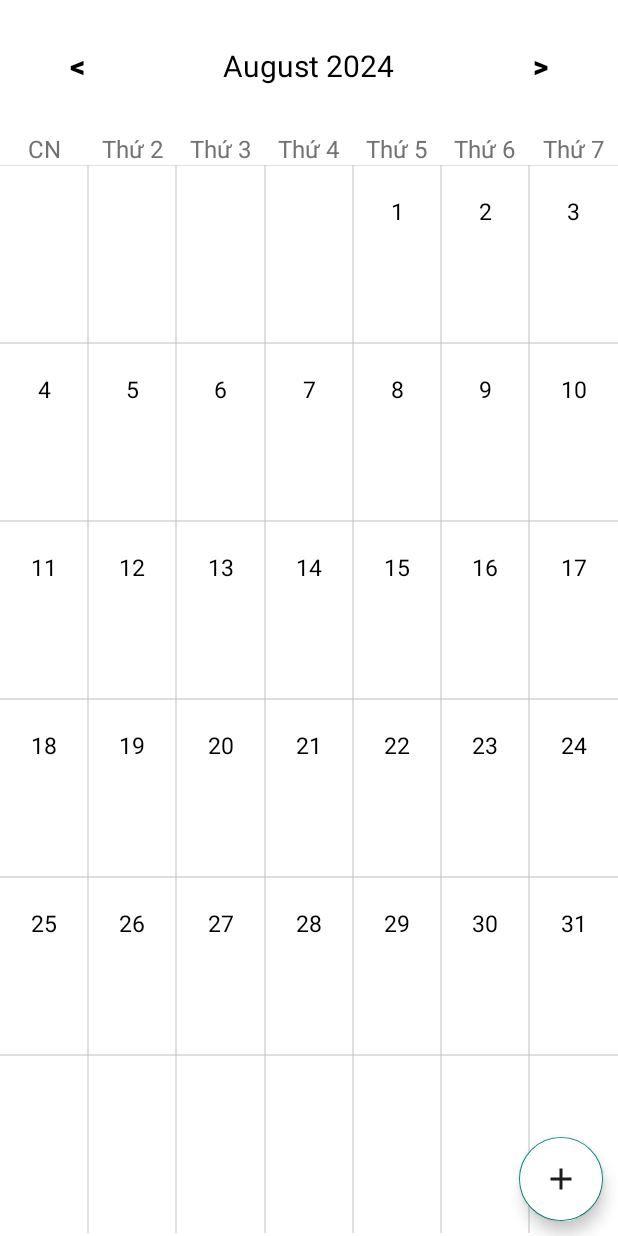
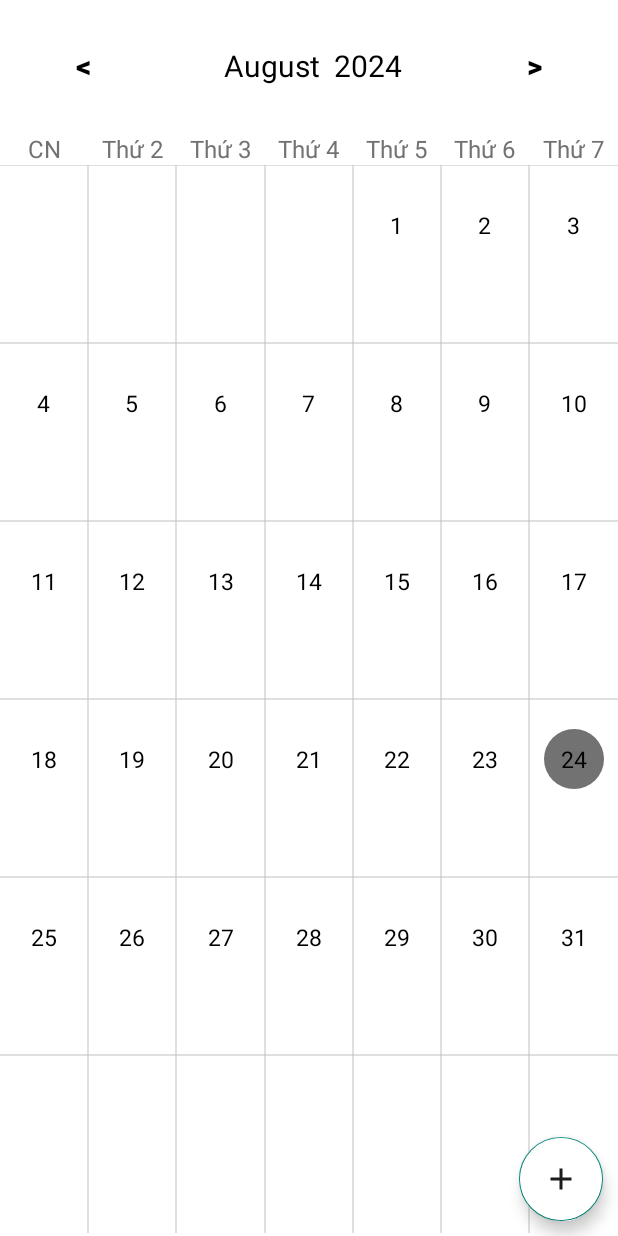
Before and after one commit to hoancong8/note, an Android app: the screen it shows after launch (MainActivity), on a phone screen of 412 x 824 dp. Run offline under Robolectric (Android 15) with nearby library versions, the phone set to English and light mode, and no system bars; libraries missing offline, so code that uses them is left out: com.applandeo.materialcalendarview.

Commit message:
mark the day now

```diff
--- a/app/src/main/java/com/example/myapplication/CalendarAdapter.java
+++ b/app/src/main/java/com/example/myapplication/CalendarAdapter.java
@@ -1,23 +1,36 @@
 package com.example.myapplication;
 
+import android.util.Log;
 import android.view.LayoutInflater;
 import android.view.View;
 import android.view.ViewGroup;
+import android.widget.Toast;
 
 import androidx.annotation.NonNull;
 import androidx.recyclerview.widget.RecyclerView;
 
+import java.time.LocalDate;
+import java.time.format.DateTimeFormatter;
 import java.util.ArrayList;
 
 public class CalendarAdapter extends RecyclerView.Adapter<CalendarViewHolder>
 {
     private final ArrayList<String> daysOfMonth;
     private final OnItemListener onItemListener;
-
+    private LocalDate selectedDate;
+    private String month,year;
     public CalendarAdapter(ArrayList<String> daysOfMonth, OnItemListener onItemListener)
     {
         this.daysOfMonth = daysOfMonth;
         this.onItemListener = onItemListener;
+        selectedDate = LocalDate.now();
+    }
+    public CalendarAdapter(String year, String month, ArrayList<String> daysOfMonth, OnItemListener onItemListener) {
+        this.year = year;
+        this.month = month;
+        this.selectedDate = LocalDate.now();
+        this.onItemListener = onItemListener;
+        this.daysOfMonth = daysOfMonth;
     }
 
     @NonNull
@@ -35,8 +48,22 @@ public class CalendarAdapter extends RecyclerView.Adapter<CalendarViewHolder>
     public void onBindViewHolder(@NonNull CalendarViewHolder holder, int position)
     {
         holder.dayOfMonth.setText(daysOfMonth.get(position));
+        if(month.equals(monthFromDate(selectedDate))
+                && year.equals(yearFromDate(selectedDate))
+                && daysOfMonth.get(position).equals(String.valueOf(selectedDate.getDayOfMonth()))){
+            holder.linearLayout.setBackgroundResource(R.drawable.circle);
+        }
     }
-
+    private String monthFromDate(LocalDate date)
+    {
+        DateTimeFormatter formatter = DateTimeFormatter.ofPattern("MMMM");
+        return date.format(formatter);
+    }
+    private String yearFromDate(LocalDate date)
+    {
+        DateTimeFormatter formatter = DateTimeFormatter.ofPattern("yyyy");
+        return date.format(formatter);
+    }
     @Override
     public int getItemCount()
     {
--- a/app/src/main/java/com/example/myapplication/CalendarViewHolder.java
+++ b/app/src/main/java/com/example/myapplication/CalendarViewHolder.java
@@ -1,6 +1,8 @@
 package com.example.myapplication;
 
+import android.content.Intent;
 import android.view.View;
+import android.widget.LinearLayout;
 import android.widget.TextView;
 
 import androidx.annotation.NonNull;
@@ -9,11 +11,14 @@ import androidx.recyclerview.widget.RecyclerView;
 public class CalendarViewHolder  extends RecyclerView.ViewHolder implements View.OnClickListener
 {
     public final TextView dayOfMonth;
+    public LinearLayout linearLayout;
     private final CalendarAdapter.OnItemListener onItemListener;
+
     public CalendarViewHolder(@NonNull View itemView, CalendarAdapter.OnItemListener onItemListener)
     {
         super(itemView);
         dayOfMonth = itemView.findViewById(R.id.cellDayText);
+        linearLayout = itemView.findViewById(R.id.linearLayout);
         this.onItemListener = onItemListener;
         itemView.setOnClickListener(this);
     }
--- a/app/src/main/java/com/example/myapplication/MainActivity.java
+++ b/app/src/main/java/com/example/myapplication/MainActivity.java
@@ -1,5 +1,6 @@
 package com.example.myapplication;
 
+import android.content.Intent;
 import android.graphics.Canvas;
 import android.graphics.Color;
 import android.graphics.Paint;
@@ -33,7 +34,7 @@ import java.util.List;
 
 public class MainActivity extends AppCompatActivity implements CalendarAdapter.OnItemListener
 {
-    private TextView monthYearText;
+    private TextView monthText,yearText;
     private RecyclerView calendarRecyclerView;
     private LocalDate selectedDate;
 
@@ -50,15 +51,15 @@ public class MainActivity extends AppCompatActivity implements CalendarAdapter.O
     private void initWidgets()
     {
         calendarRecyclerView = findViewById(R.id.calendarRecyclerView);
-        monthYearText = findViewById(R.id.monthYearTV);
+        monthText = findViewById(R.id.monthTV);
+        yearText = findViewById(R.id.YearTV);
     }
-
     private void setMonthView()
     {
-        monthYearText.setText(monthYearFromDate(selectedDate));
+        monthText.setText(monthFromDate(selectedDate));
+        yearText.setText(yearFromDate(selectedDate));
         ArrayList<String> daysInMonth = daysInMonthArray(selectedDate);
-
-        CalendarAdapter calendarAdapter = new CalendarAdapter(daysInMonth, this);
+        CalendarAdapter calendarAdapter = new CalendarAdapter(yearFromDate(selectedDate),monthFromDate(selectedDate),daysInMonth, this);
         RecyclerView.LayoutManager layoutManager = new GridLayoutManager(getApplicationContext(), 7);
         calendarRecyclerView.setLayoutManager(layoutManager);
         calendarRecyclerView.setAdapter(calendarAdapter);
@@ -87,7 +88,6 @@ public class MainActivity extends AppCompatActivity implements CalendarAdapter.O
                 }
             }
         });
-
     }
 
     private ArrayList<String> daysInMonthArray(LocalDate date)
@@ -114,12 +114,16 @@ public class MainActivity extends AppCompatActivity implements CalendarAdapter.O
         return  daysInMonthArray;
     }
 
-    private String monthYearFromDate(LocalDate date)
+    private String monthFromDate(LocalDate date)
     {
-        DateTimeFormatter formatter = DateTimeFormatter.ofPattern("MMMM yyyy");
+        DateTimeFormatter formatter = DateTimeFormatter.ofPattern("MMMM");
         return date.format(formatter);
     }
-
+    private String yearFromDate(LocalDate date)
+    {
+        DateTimeFormatter formatter = DateTimeFormatter.ofPattern("yyyy");
+        return date.format(formatter);
+    }
     public void previousMonthAction(View view)
     {
         selectedDate = selectedDate.minusMonths(1);
@@ -137,8 +141,10 @@ public class MainActivity extends AppCompatActivity implements CalendarAdapter.O
     {
         if(!dayText.equals(""))
         {
-            String message = "Selected Date " + dayText + " " + monthYearFromDate(selectedDate);
+            String message = "Selected Date " + dayText + " " + monthFromDate(selectedDate) + yearFromDate(selectedDate);
             Toast.makeText(this, message, Toast.LENGTH_LONG).show();
+            Intent intent = new Intent(MainActivity.this,MainActivity2.class);
+            startActivity(intent);
         }
     }
 }
--- /dev/null
+++ b/app/src/main/res/drawable/circle.xml
@@ -0,0 +1,6 @@
+<?xml version="1.0" encoding="utf-8"?>
+<shape xmlns:android="http://schemas.android.com/apk/res/android">
+
+    <corners android:radius="250dp"/>
+    <solid android:color="@color/gray"/>
+</shape>
--- a/app/src/main/res/layout/activity_main.xml
+++ b/app/src/main/res/layout/activity_main.xml
@@ -25,12 +25,24 @@
             android:textStyle="bold" />
 
         <TextView
-            android:id="@+id/monthYearTV"
+            android:id="@+id/monthTV"
             android:layout_width="0dp"
             android:layout_height="wrap_content"
-            android:layout_weight="2"
-            android:text="Feb 2021"
-            android:textAlignment="center"
+            android:layout_weight="1"
+            android:text="8"
+            android:paddingEnd="10dp"
+            android:textAlignment="textEnd"
+            android:textColor="@color/black"
+            android:textSize="20sp"
+            />
+        <TextView
+
+            android:id="@+id/YearTV"
+            android:layout_width="0dp"
+            android:layout_height="wrap_content"
+            android:layout_weight="0.7"
+            android:text="2024"
+            android:textAlignment="textStart"
             android:textColor="@color/black"
             android:textSize="20sp" />
 
--- a/app/src/main/res/layout/calendar_cell.xml
+++ b/app/src/main/res/layout/calendar_cell.xml
@@ -6,24 +6,29 @@
     android:background="#00BFBFBF">
 
     <LinearLayout
-        android:layout_width="wrap_content"
-        android:layout_height="wrap_content"
+        android:id="@+id/linearLayout"
+        android:layout_width="40dp"
+        android:layout_height="40dp"
+        android:gravity="center"
         android:orientation="vertical"
         app:layout_constraintBottom_toBottomOf="parent"
         app:layout_constraintLeft_toLeftOf="parent"
         app:layout_constraintRight_toRightOf="parent"
         app:layout_constraintTop_toTopOf="parent"
-        app:layout_constraintVertical_bias="0.25"
-        >
+        app:layout_constraintVertical_bias="0.25">
 
         <TextView
             android:id="@+id/cellDayText"
             android:layout_width="wrap_content"
             android:layout_height="wrap_content"
+            android:layout_gravity="center"
+            android:background="#00BFBFBF"
             android:text="1"
             android:textColor="@color/black"
             android:textSize="15sp"
             android:textStyle="normal" />
+
+    </LinearLayout>
 
     <TextView
         android:id="@+id/note"
@@ -34,6 +39,10 @@
         android:text=""
         android:textColor="@color/black"
         android:textSize="12sp"
-            android:textStyle="normal" />
-    </LinearLayout>
+        android:textStyle="normal"
+        app:layout_constraintBottom_toBottomOf="parent"
+        app:layout_constraintEnd_toEndOf="parent"
+        app:layout_constraintStart_toStartOf="parent"
+        app:layout_constraintTop_toBottomOf="@+id/linearLayout"
+        app:layout_constraintVertical_bias="0.018" />
 </androidx.constraintlayout.widget.ConstraintLayout>
```
Lines whose indentation alone changed are shown as unchanged.
